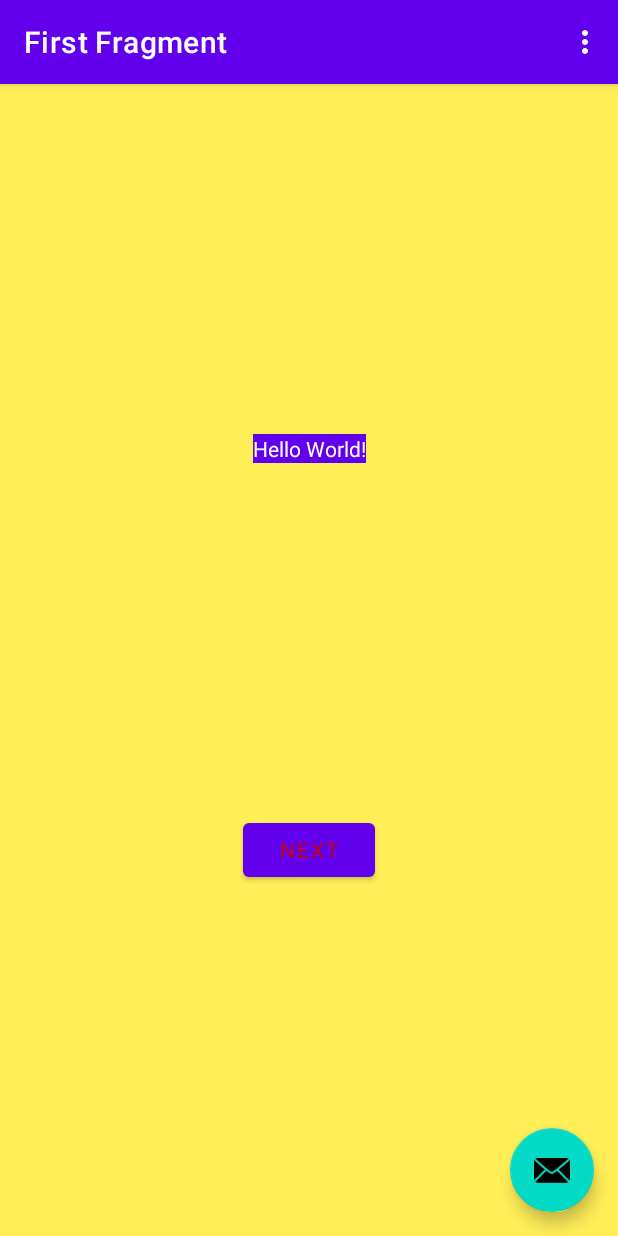
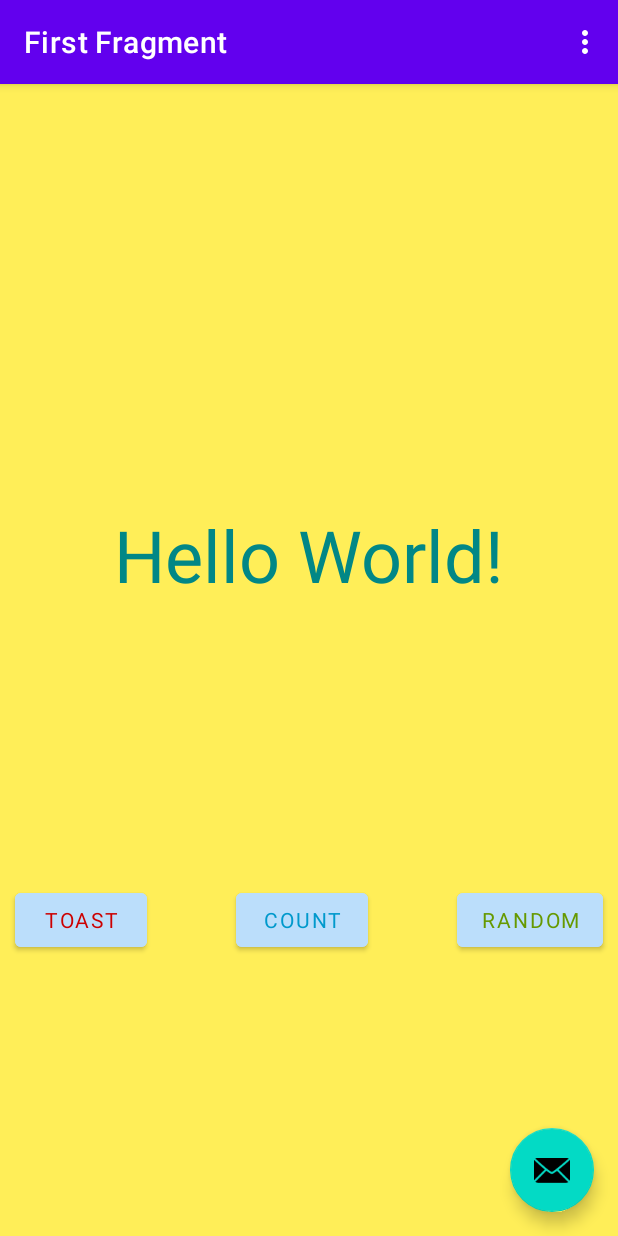
Before and after one commit to fanweng/android-training, an Android app: the screen it shows after launch (MainActivity), on a phone screen of 412 x 824 dp. Run offline under Robolectric (Android 15) with nearby library versions, the phone set to English and light mode, and no system bars; our stand-ins replace navigation-ui.

Commit message:
Add extra buttons and set their constraints/properties.

```diff
--- a/build-your-first-android-app-in-java/app/src/main/java/com/example/myfirstapp/FirstFragment.java
+++ b/build-your-first-android-app-in-java/app/src/main/java/com/example/myfirstapp/FirstFragment.java
@@ -29,7 +29,7 @@ public class FirstFragment extends Fragment {
     public void onViewCreated(@NonNull View view, Bundle savedInstanceState) {
         super.onViewCreated(view, savedInstanceState);
 
-        binding.buttonFirst.setOnClickListener(new View.OnClickListener() {
+        binding.randomButton.setOnClickListener(new View.OnClickListener() {
             @Override
             public void onClick(View view) {
                 NavHostFragment.findNavController(FirstFragment.this)
--- a/build-your-first-android-app-in-java/app/src/main/res/layout/fragment_first.xml
+++ b/build-your-first-android-app-in-java/app/src/main/res/layout/fragment_first.xml
@@ -11,24 +11,52 @@
         android:id="@+id/textview_first"
         android:layout_width="wrap_content"
         android:layout_height="wrap_content"
-        android:background="@color/purple_500"
         android:text="@string/hello_first_fragment"
-        android:textColor="@color/white"
-        app:layout_constraintBottom_toTopOf="@id/button_first"
-        app:layout_constraintEnd_toEndOf="parent"
-        app:layout_constraintStart_toStartOf="parent"
-        app:layout_constraintTop_toTopOf="parent" />
-
-    <Button
-        android:id="@+id/button_first"
-        android:layout_width="wrap_content"
-        android:layout_height="wrap_content"
-        android:fontFamily="sans-serif"
-        android:text="@string/next"
-        android:textColor="@android:color/holo_red_dark"
-        android:typeface="normal"
+        android:textColor="@color/teal_700"
+        android:textSize="48sp"
         app:layout_constraintBottom_toBottomOf="parent"
         app:layout_constraintEnd_toEndOf="parent"
         app:layout_constraintStart_toStartOf="parent"
-        app:layout_constraintTop_toBottomOf="@id/textview_first" />
+        app:layout_constraintTop_toTopOf="parent"
+        app:layout_constraintVertical_bias="0.400" />
+
+    <Button
+        android:id="@+id/random_button"
+        android:layout_width="wrap_content"
+        android:layout_height="wrap_content"
+        android:layout_marginEnd="10dp"
+        android:backgroundTint="@color/buttonBackground"
+        android:fontFamily="sans-serif"
+        android:text="@string/random_button_text"
+        android:textColor="@android:color/holo_green_dark"
+        app:layout_constraintBottom_toBottomOf="parent"
+        app:layout_constraintEnd_toEndOf="parent"
+        app:layout_constraintTop_toBottomOf="@+id/textview_first" />
+
+    <Button
+        android:id="@+id/toast_button"
+        android:layout_width="wrap_content"
+        android:layout_height="wrap_content"
+        android:layout_marginStart="10dp"
+        android:backgroundTint="@color/buttonBackground"
+        android:fontFamily="sans-serif"
+        android:text="@string/toast_button_text"
+        android:textColor="@android:color/holo_red_dark"
+        app:layout_constraintBottom_toBottomOf="parent"
+        app:layout_constraintStart_toStartOf="parent"
+        app:layout_constraintTop_toBottomOf="@+id/textview_first" />
+
+    <Button
+        android:id="@+id/count_button"
+        android:layout_width="wrap_content"
+        android:layout_height="wrap_content"
+        android:backgroundTint="@color/buttonBackground"
+        android:fontFamily="sans-serif"
+        android:text="@string/count_button_text"
+        android:textColor="@android:color/holo_blue_dark"
+        app:layout_constraintBottom_toBottomOf="parent"
+        app:layout_constraintEnd_toStartOf="@+id/random_button"
+        app:layout_constraintStart_toEndOf="@+id/toast_button"
+        app:layout_constraintTop_toBottomOf="@+id/textview_first" />
+
 </androidx.constraintlayout.widget.ConstraintLayout>
--- a/build-your-first-android-app-in-java/app/src/main/res/values/colors.xml
+++ b/build-your-first-android-app-in-java/app/src/main/res/values/colors.xml
@@ -8,4 +8,5 @@
     <color name="black">#FF000000</color>
     <color name="white">#FFFFFFFF</color>
     <color name="screenBackground">#FFFFEE58</color>
+    <color name="buttonBackground">#FFBBDEFB</color>
 </resources>
--- a/build-your-first-android-app-in-java/app/src/main/res/values/strings.xml
+++ b/build-your-first-android-app-in-java/app/src/main/res/values/strings.xml
@@ -4,7 +4,9 @@
     <!-- Strings used for fragments for navigation -->
     <string name="first_fragment_label">First Fragment</string>
     <string name="second_fragment_label">Second Fragment</string>
-    <string name="next">Next</string>
+    <string name="random_button_text">Random</string>
+    <string name="count_button_text">Count</string>
+    <string name="toast_button_text">Toast</string>
     <string name="previous">Previous</string>
 
     <string name="hello_first_fragment">Hello World!</string>
```
